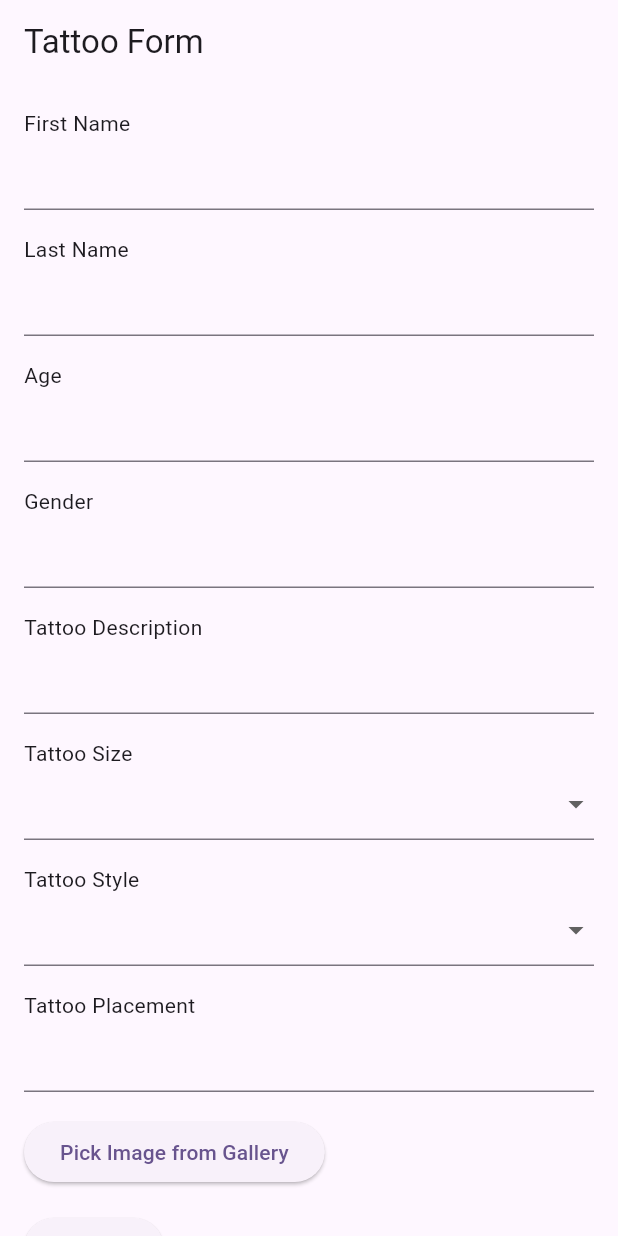
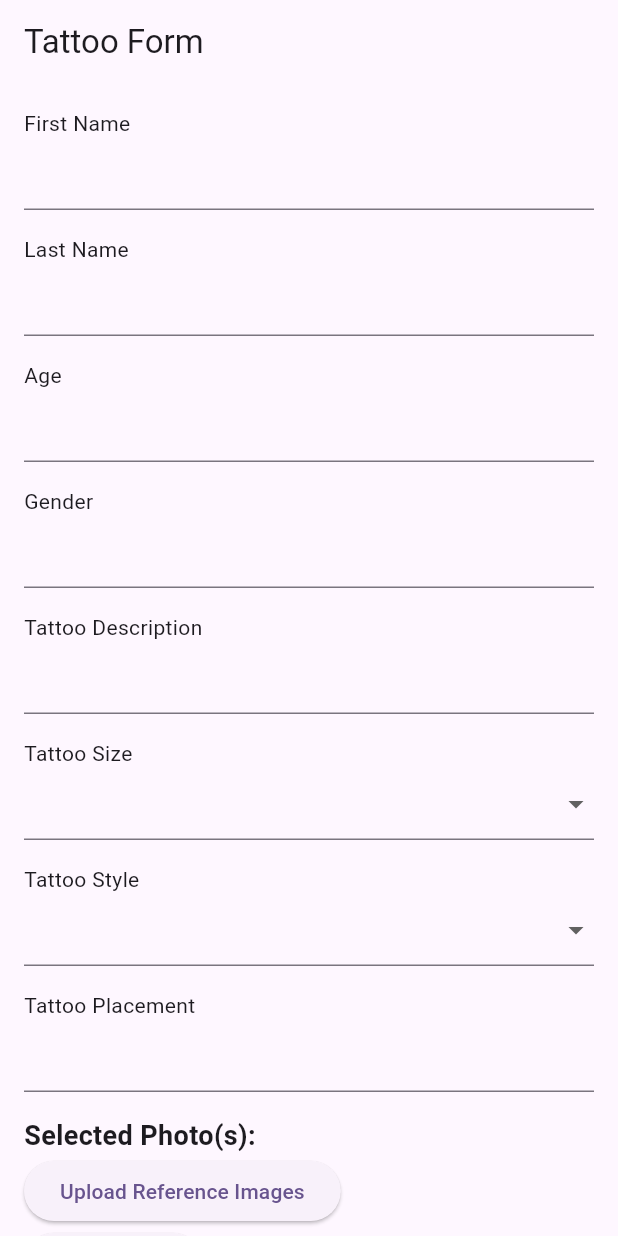
Before and after one commit to TravisESimmons/InkQuest-TravisSimmons, a Flutter app: the TattooForm screen opened directly, on a phone screen of 412 x 824 dp. Run offline on Flutter 3.47's test engine with Material 3 defaults, Android fonts, the phone set to English and light mode, and no system bars; our stand-ins replace cloud_firestore, firebase_auth, firebase_core, firebase_storage, image_picker; accounts and stored records are empty.

Commit message:
CAMERA AND IMAGE PICKER WORKS

```diff
--- a/lib/tattoo_form.dart
+++ b/lib/tattoo_form.dart
@@ -1,8 +1,10 @@
 import 'package:flutter/material.dart';
 import 'package:cloud_firestore/cloud_firestore.dart';
+import 'package:firebase_storage/firebase_storage.dart' as firebase_storage;
 import 'package:image_picker/image_picker.dart';
 import 'package:inkquest_travissimmons/models/artist.dart';
 import 'models/artist.dart';
+import 'dart:io';
 import 'result.dart'; // Import the ResultPage widget
 
 class TattooForm extends StatefulWidget {
@@ -21,6 +23,7 @@ class _TattooFormState extends State<TattooForm> {
   String tattooSize = ''; // Change tattooSize type to String
   String tattooStyle = '';
   String tattooPlacement = '';
+  String? downloadURL;
 
   final List<String> tattooStyles = [
     'Traditional',
@@ -31,6 +34,9 @@ class _TattooFormState extends State<TattooForm> {
 
   // List of available tattoo sizes
   final List<String> tattooSizeOptions = ['Small', 'Medium', 'Large'];
+
+  // Add a property to hold the selected image file
+  File? _selectedImage;
 
   @override
   Widget build(BuildContext context) {
@@ -130,25 +136,64 @@ class _TattooFormState extends State<TattooForm> {
               },
             ),
             SizedBox(height: 16.0),
+            Text(
+              'Selected Photo(s):',
+              style: TextStyle(
+                fontWeight: FontWeight.bold,
+                fontSize: 18.0,
+              ),
+            ),
+
+            // Add the image preview
+            _selectedImage != null
+                ? Container(
+                    alignment: Alignment.center,
+                    margin: EdgeInsets.only(top: 16.0),
+                    child: Image.file(
+                      _selectedImage!,
+                      width: 200,
+                      height: 200,
+                      fit: BoxFit.cover,
+                    ),
+                  )
+                : Container(),
+
+            // Button to pick image from gallery
             ElevatedButton(
               onPressed: () async {
                 final ImagePicker _picker = ImagePicker();
                 final XFile? image = await _picker.pickImage(
-                  source: ImageSource.gallery, // Pick image from gallery
+                  source: ImageSource.gallery,
                 );
                 if (image != null) {
-                  // Image is picked, you can use it as needed
-                  // For example, you can display the image using Image.file(image)
-                } else {
-                  // User canceled the picker
+                  setState(() {
+                    _selectedImage = File(image.path);
+                  });
                 }
               },
-              child: Text('Pick Image from Gallery'), // Button text
+              child: Text('Upload Reference Images'),
             ),
-            SizedBox(height: 16.0),
+            // Button to capture photo using camera
             ElevatedButton(
               onPressed: () async {
-                // Construct the submission object with the form data
+                final ImagePicker _picker = ImagePicker();
+                final XFile? image = await _picker.pickImage(
+                  source: ImageSource.camera,
+                );
+                if (image != null) {
+                  setState(() {
+                    _selectedImage = File(image.path);
+                  });
+                }
+              },
+              child: Text('Take Photo'),
+            ),
+
+            SizedBox(height: 16.0),
+
+            // Submit button...
+            ElevatedButton(
+              onPressed: () async {
                 Map<String, dynamic> submissionData = {
                   'firstName': firstName,
                   'lastName': lastName,
@@ -158,17 +203,15 @@ class _TattooFormState extends State<TattooForm> {
                   'tattooSize': tattooSize,
                   'tattooStyle': tattooStyle,
                   'tattooPlacement': tattooPlacement,
-                  // You may need to add more fields or modify the structure based on your requirements
+                  'imageURL': downloadURL
                 };
 
                 try {
-                  // Add the submission to the "submissions" collection in Firestore
                   DocumentReference submissionRef = await FirebaseFirestore
                       .instance
                       .collection('submissions')
                       .add(submissionData);
 
-                  // Fetch the artist based on the selected tattoo style
                   QuerySnapshot artistSnapshot = await FirebaseFirestore
                       .instance
                       .collection('artists')
@@ -177,12 +220,12 @@ class _TattooFormState extends State<TattooForm> {
 
                   // Check if there's at least one artist found
                   if (artistSnapshot.docs.isNotEmpty) {
-                    // Get the first artist found (you may need to handle multiple artists differently)
+                    // Get the first artist found
                     Map<String, dynamic> artistData = artistSnapshot.docs.first
                         .data() as Map<String, dynamic>;
                     Artist artist = Artist.fromMap(artistData);
 
-                    // Navigate to the ResultPage with the retrieved artist
+                    // Navigate to the ResultPage
                     Navigator.push(
                       context,
                       MaterialPageRoute(
```
